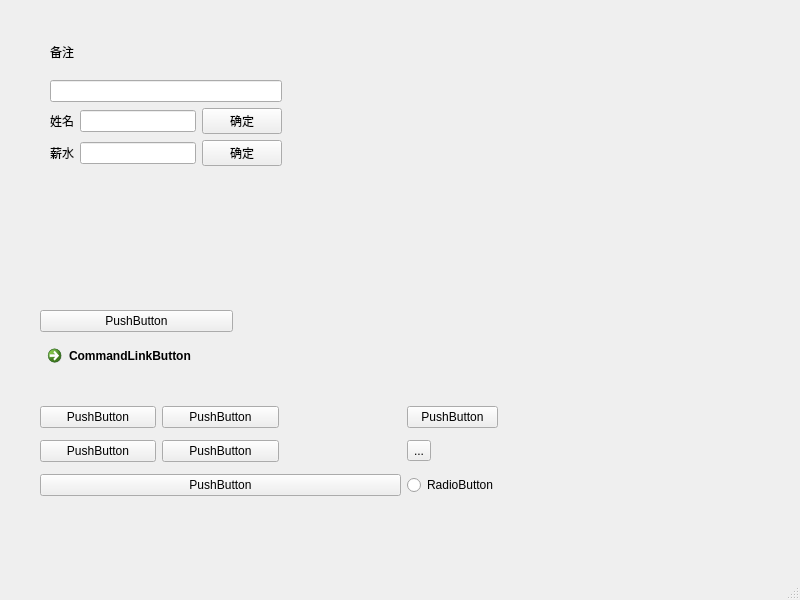
Qt form src/designer/MainWinHVLayout.ui (storyhappygood/pyqt) before a commit.
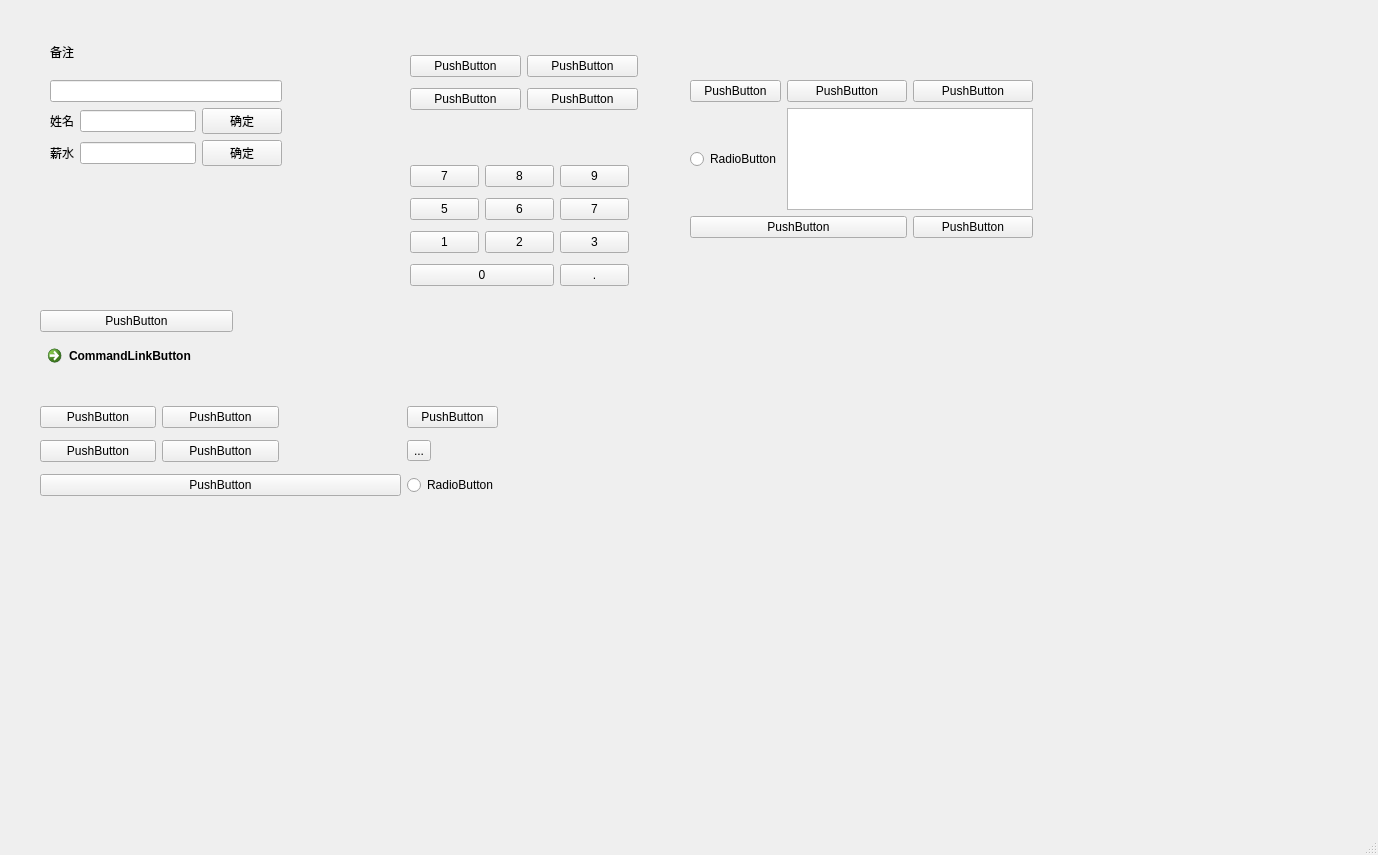
The same form after that commit.

Diff of the .ui file:
```diff
--- a/src/designer/MainWinHVLayout.ui
+++ b/src/designer/MainWinHVLayout.ui
@@ -6,8 +6,8 @@
    <rect>
     <x>0</x>
     <y>0</y>
-    <width>800</width>
-    <height>600</height>
+    <width>1378</width>
+    <height>855</height>
    </rect>
   </property>
   <property name="windowTitle">
@@ -108,6 +108,63 @@
      </item>
     </layout>
    </widget>
+   <widget class="QWidget" name="gridLayoutWidget_3">
+    <property name="geometry">
+     <rect>
+      <x>690</x>
+      <y>80</y>
+      <width>343</width>
+      <height>158</height>
+     </rect>
+    </property>
+    <layout class="QGridLayout" name="gridLayout_5">
+     <item row="0" column="0">
+      <widget class="QPushButton" name="pushButton_25">
+       <property name="text">
+        <string>PushButton</string>
+       </property>
+      </widget>
+     </item>
+     <item row="0" column="1">
+      <widget class="QPushButton" name="pushButton_26">
+       <property name="text">
+        <string>PushButton</string>
+       </property>
+      </widget>
+     </item>
+     <item row="2" column="2">
+      <widget class="QPushButton" name="pushButton_27">
+       <property name="text">
+        <string>PushButton</string>
+       </property>
+      </widget>
+     </item>
+     <item row="0" column="2">
+      <widget class="QPushButton" name="pushButton_28">
+       <property name="text">
+        <string>PushButton</string>
+       </property>
+      </widget>
+     </item>
+     <item row="1" column="0">
+      <widget class="QRadioButton" name="radioButton_2">
+       <property name="text">
+        <string>RadioButton</string>
+       </property>
+      </widget>
+     </item>
+     <item row="2" column="0" colspan="2">
+      <widget class="QPushButton" name="pushButton_29">
+       <property name="text">
+        <string>PushButton</string>
+       </property>
+      </widget>
+     </item>
+     <item row="1" column="1" colspan="2">
+      <widget class="QListView" name="listView"/>
+     </item>
+    </layout>
+   </widget>
    <widget class="QWidget" name="">
     <property name="geometry">
      <rect>
@@ -172,6 +229,135 @@
      </item>
     </layout>
    </widget>
+   <widget class="QWidget" name="">
+    <property name="geometry">
+     <rect>
+      <x>410</x>
+      <y>50</y>
+      <width>228</width>
+      <height>66</height>
+     </rect>
+    </property>
+    <layout class="QGridLayout" name="gridLayout_3">
+     <item row="0" column="0">
+      <widget class="QPushButton" name="pushButton_10">
+       <property name="text">
+        <string>PushButton</string>
+       </property>
+      </widget>
+     </item>
+     <item row="0" column="1">
+      <widget class="QPushButton" name="pushButton_11">
+       <property name="text">
+        <string>PushButton</string>
+       </property>
+      </widget>
+     </item>
+     <item row="1" column="0">
+      <widget class="QPushButton" name="pushButton_12">
+       <property name="text">
+        <string>PushButton</string>
+       </property>
+      </widget>
+     </item>
+     <item row="1" column="1">
+      <widget class="QPushButton" name="pushButton_13">
+       <property name="text">
+        <string>PushButton</string>
+       </property>
+      </widget>
+     </item>
+    </layout>
+   </widget>
+   <widget class="QWidget" name="">
+    <property name="geometry">
+     <rect>
+      <x>410</x>
+      <y>160</y>
+      <width>219</width>
+      <height>134</height>
+     </rect>
+    </property>
+    <layout class="QGridLayout" name="gridLayout_4">
+     <item row="1" column="0">
+      <widget class="QPushButton" name="pushButton_19">
+       <property name="text">
+        <string>5</string>
+       </property>
+      </widget>
+     </item>
+     <item row="2" column="1">
+      <widget class="QPushButton" name="pushButton_21">
+       <property name="text">
+        <string>2</string>
+       </property>
+      </widget>
+     </item>
+     <item row="1" column="2">
+      <widget class="QPushButton" name="pushButton_17">
+       <property name="text">
+        <string>7</string>
+       </property>
+      </widget>
+     </item>
+     <item row="0" column="0">
+      <widget class="QPushButton" name="pushButton_14">
+       <property name="text">
+        <string>7</string>
+       </property>
+      </widget>
+     </item>
+     <item row="0" column="1">
+      <widget class="QPushButton" name="pushButton_15">
+       <property name="text">
+        <string>8</string>
+       </property>
+      </widget>
+     </item>
+     <item row="2" column="2">
+      <widget class="QPushButton" name="pushButton_20">
+       <property name="text">
+        <string>3</string>
+       </property>
+      </widget>
+     </item>
+     <item row="0" column="2">
+      <widget class="QPushButton" name="pushButton_16">
+       <property name="text">
+        <string>9</string>
+       </property>
+      </widget>
+     </item>
+     <item row="2" column="0">
+      <widget class="QPushButton" name="pushButton_22">
+       <property name="text">
+        <string>1</string>
+       </property>
+      </widget>
+     </item>
+     <item row="1" column="1">
+      <widget class="QPushButton" name="pushButton_18">
+       <property name="text">
+        <string>6</string>
+       </property>
+      </widget>
+     </item>
+     <item row="3" column="0" colspan="2">
+      <widget class="QPushButton" name="pushButton_23">
+       <property name="text">
+        <string>0</string>
+       </property>
+      </widget>
+     </item>
+     <item row="3" column="2">
+      <widget class="QPushButton" name="pushButton_24">
+       <property name="text">
+        <string>.</string>
+       </property>
+      </widget>
+     </item>
+    </layout>
+   </widget>
   </widget>
   <widget class="QMenuBar" name="menubar">
    <property name="geometry">
```
Left out of the diff: 2 changed lines with no effect on the pictures.
